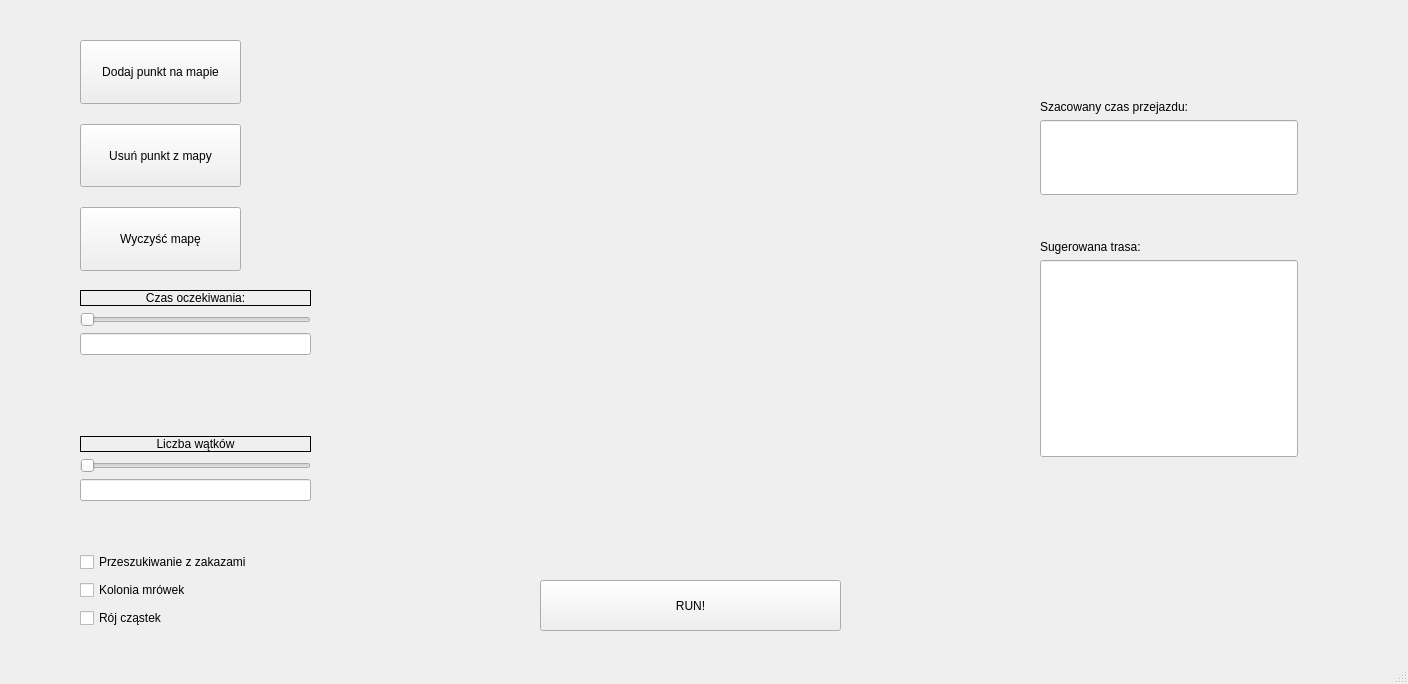
First picture: the form in TSP-solver/mainwindow.ui, repository janwawruszczak1998/TSP-Solver-Computer-Science-Engineering-Thesis, before the edit.
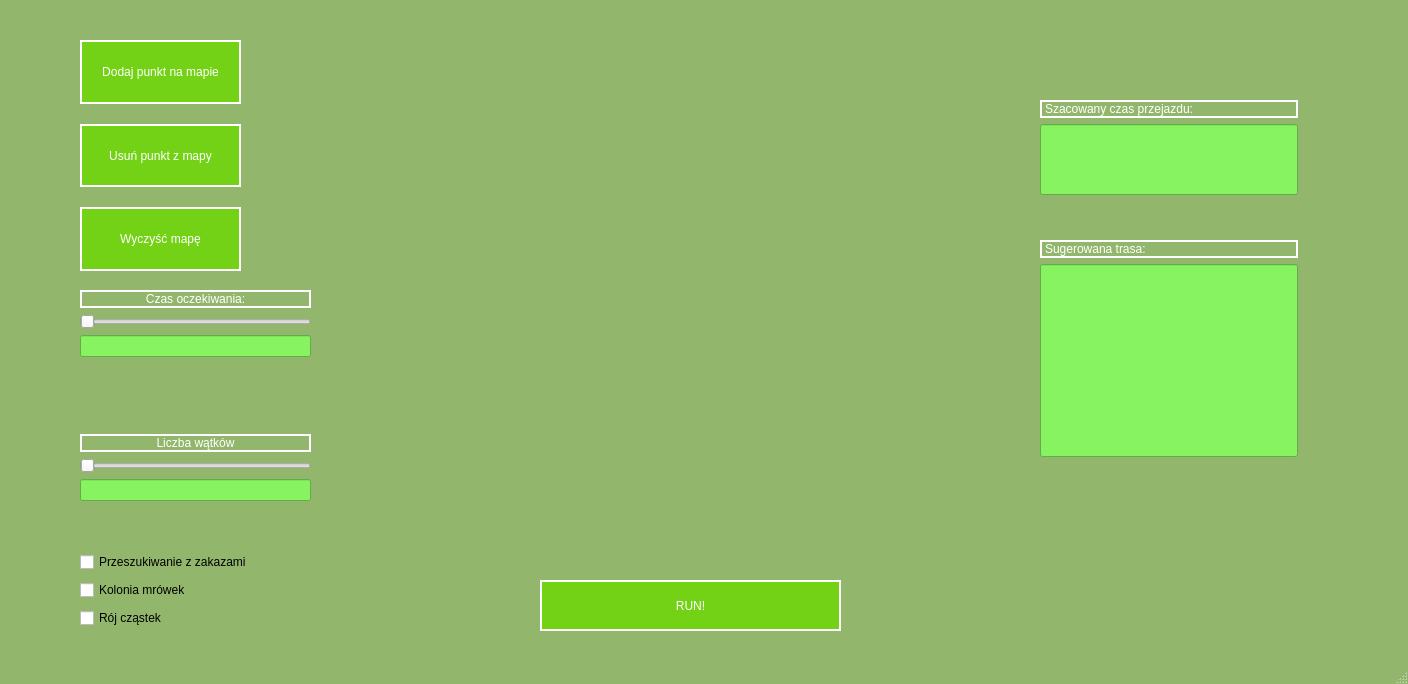
Second picture: the form after the edit. Icons and pictures are not drawn.

```diff
--- a/TSP-solver/mainwindow.ui
+++ b/TSP-solver/mainwindow.ui
@@ -25,6 +25,11 @@
   <property name="windowTitle">
    <string>MainWindow</string>
   </property>
+  <property name="styleSheet">
+   <string notr="true">QMainWindow{
+	background-color: rgb(146, 183, 108);
+}</string>
+  </property>
   <widget class="QWidget" name="centralwidget">
    <widget class="QWidget" name="layoutWidget">
     <property name="geometry">
@@ -44,8 +49,13 @@
          <verstretch>0</verstretch>
         </sizepolicy>
        </property>
+       <property name="styleSheet">
+        <string notr="true">QLabel{
+	color: white;
+}</string>
+       </property>
        <property name="frameShape">
-        <enum>QFrame::Box</enum>
+        <enum>QFrame::WinPanel</enum>
        </property>
        <property name="text">
         <string>Czas oczekiwania:</string>
@@ -57,6 +67,9 @@
      </item>
      <item>
       <widget class="QSlider" name="TimeSlider">
+       <property name="styleSheet">
+        <string notr="true"/>
+       </property>
        <property name="orientation">
         <enum>Qt::Horizontal</enum>
        </property>
@@ -64,6 +77,11 @@
      </item>
      <item>
       <widget class="QLineEdit" name="TimeText">
+       <property name="styleSheet">
+        <string notr="true">QLineEdit{
+	background-color: rgb(135, 243, 96);
+}</string>
+       </property>
        <property name="alignment">
         <set>Qt::AlignCenter</set>
        </property>
@@ -84,8 +102,13 @@
      </item>
      <item>
       <widget class="QLabel" name="ThreadsLabel">
+       <property name="styleSheet">
+        <string notr="true">QLabel{
+	color: white;
+}</string>
+       </property>
        <property name="frameShape">
-        <enum>QFrame::Box</enum>
+        <enum>QFrame::WinPanel</enum>
        </property>
        <property name="text">
         <string>Liczba wątków</string>
@@ -97,6 +120,11 @@
      </item>
      <item>
       <widget class="QSlider" name="ThreadsSlider">
+       <property name="styleSheet">
+        <string notr="true">QSlider{
+	selection-color: green;
+}</string>
+       </property>
        <property name="orientation">
         <enum>Qt::Horizontal</enum>
        </property>
@@ -104,6 +132,11 @@
      </item>
      <item>
       <widget class="QLineEdit" name="ThreadsText">
+       <property name="styleSheet">
+        <string notr="true">QLineEdit{
+	background-color: rgb(135, 243, 96);
+}</string>
+       </property>
        <property name="alignment">
         <set>Qt::AlignCenter</set>
        </property>
@@ -120,6 +153,13 @@
       <height>51</height>
      </rect>
     </property>
+    <property name="styleSheet">
+     <string notr="true">QPushButton{
+	background-color: rgb(115, 210, 22);
+	color: white;
+	border: 2px solid white;
+}</string>
+    </property>
     <property name="text">
      <string>RUN!</string>
     </property>
@@ -148,6 +188,13 @@
          <verstretch>0</verstretch>
         </sizepolicy>
        </property>
+       <property name="styleSheet">
+        <string notr="true">QPushButton{
+	background-color: rgb(115, 210, 22);
+	color: white;
+	border: 2px solid white;
+}</string>
+       </property>
        <property name="text">
         <string>Dodaj punkt na mapie</string>
        </property>
@@ -161,6 +208,13 @@
          <verstretch>0</verstretch>
         </sizepolicy>
        </property>
+       <property name="styleSheet">
+        <string notr="true">QPushButton{
+	background-color: rgb(115, 210, 22);
+	color: white;
+	border: 2px solid white;
+}</string>
+       </property>
        <property name="text">
         <string>Usuń punkt z mapy</string>
        </property>
@@ -174,6 +228,13 @@
          <verstretch>0</verstretch>
         </sizepolicy>
        </property>
+       <property name="styleSheet">
+        <string notr="true">QPushButton{
+	background-color: rgb(115, 210, 22);
+	color: white;
+	border: 2px solid white;
+}</string>
+       </property>
        <property name="text">
         <string>Wyczyść mapę</string>
        </property>
@@ -196,6 +257,12 @@
        <property name="text">
         <string>Przeszukiwanie z zakazami</string>
        </property>
+       <property name="checked">
+        <bool>false</bool>
+       </property>
+       <property name="tristate">
+        <bool>false</bool>
+       </property>
       </widget>
      </item>
      <item>
@@ -226,6 +293,14 @@
     <layout class="QVBoxLayout" name="verticalLayout_3">
      <item>
       <widget class="QLabel" name="CostLabel">
+       <property name="styleSheet">
+        <string notr="true">QLabel{
+	color: white;
+}</string>
+       </property>
+       <property name="frameShape">
+        <enum>QFrame::WinPanel</enum>
+       </property>
        <property name="text">
         <string>Szacowany czas przejazdu:</string>
        </property>
@@ -239,6 +314,11 @@
          <verstretch>0</verstretch>
         </sizepolicy>
        </property>
+       <property name="styleSheet">
+        <string notr="true">QLineEdit{
+	background-color: rgb(135, 243, 96);
+}</string>
+       </property>
        <property name="alignment">
         <set>Qt::AlignCenter</set>
        </property>
@@ -258,6 +338,14 @@
     <layout class="QVBoxLayout" name="verticalLayout_4">
      <item>
       <widget class="QLabel" name="RouteLabel">
+       <property name="styleSheet">
+        <string notr="true">QLabel{
+	color: white;
+}</string>
+       </property>
+       <property name="frameShape">
+        <enum>QFrame::WinPanel</enum>
+       </property>
        <property name="text">
         <string>Sugerowana trasa:</string>
        </property>
@@ -271,6 +359,11 @@
          <verstretch>0</verstretch>
         </sizepolicy>
        </property>
+       <property name="styleSheet">
+        <string notr="true">QLineEdit{
+	background-color: rgb(135, 243, 96);
+}</string>
+       </property>
       </widget>
      </item>
     </layout>
```
Left out of the diff: 16 changed lines with no effect on the pictures.
